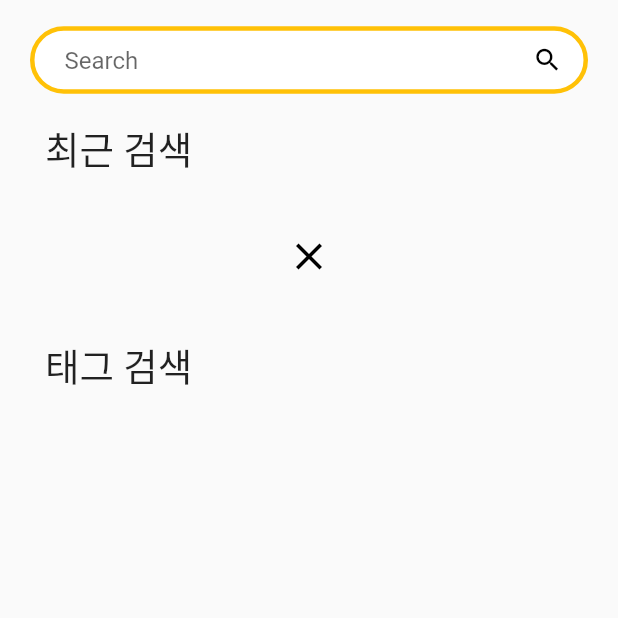
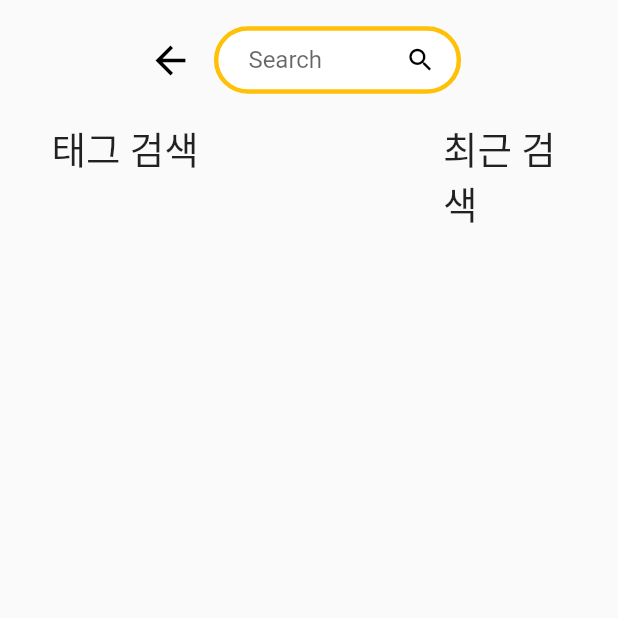
Before and after one commit to eclipse25/Food.duck-Web-Project, a Flutter app: the screen it shows after launch, after a tap on the "search" icon, on a phone screen of 412 x 824 dp, the top half of it. Run offline on Flutter 3.47's test engine with Material 2 defaults, Android fonts, the phone set to English and light mode, and no system bars; our stand-ins replace firebase_core, firebase_storage, fluttertoast, internet_connection_checker_plus; missing offline and left inert: cache_manager, korea_regexp; accounts and stored records are empty; network calls fail; Roboto replaces fonts that are missing (NanumSquareB.ttf).

Commit message:
웹페이지에 맞게 수정

```diff
--- a/foodduck_web/lib/drawer.dart
+++ b/foodduck_web/lib/drawer.dart
@@ -3,7 +3,6 @@ import 'home_page.dart';
 import 'search_page.dart';
 import 'info.dart';
 import 'rand_condition.dart';
-import 'result.dart';
 import 'result_page.dart';
 import 'back/data_fetch.dart';
 
@@ -35,8 +34,9 @@ class CustomDrawer extends StatelessWidget {
           ),
         ),
         Expanded(
-          child: ListView(
+          child: Padding(
             padding: const EdgeInsets.all(30),
+            child: Column(
               children: [
                 ListTile(
                   title: const Text(
@@ -81,7 +81,8 @@ class CustomDrawer extends StatelessWidget {
                   onTap: () {
                     Navigator.push(
                       context,
-                    MaterialPageRoute(builder: (context) => const SearchPage()),
+                      MaterialPageRoute(
+                          builder: (context) => const SearchPage()),
                     );
                   },
                 ),
@@ -98,7 +99,7 @@ class CustomDrawer extends StatelessWidget {
                     Navigator.push(
                       context,
                       MaterialPageRoute(
-                        builder: (context) => searchList(liked,"즐겨찾기")),
+                          builder: (context) => searchList(liked, "검색 결과")),
                     );
                   },
                 ),
@@ -118,10 +119,11 @@ class CustomDrawer extends StatelessWidget {
               ],
             ),
           ),
+        ),
         Padding(
           padding: const EdgeInsets.all(30),
           child: SizedBox(
-            height: 100,
+            height: 50,
             child: Align(
               alignment: Alignment.bottomRight,
               child: Container(
--- a/foodduck_web/lib/home_page.dart
+++ b/foodduck_web/lib/home_page.dart
@@ -47,12 +47,12 @@ class HomePage extends StatelessWidget {
         padding: const EdgeInsets.symmetric(horizontal: 30),
         child: Column(
           children: [
-            Expanded(
-              flex: 2,
+            SizedBox(
+              height: MediaQuery.of(context).size.height * 0.12,
               child: Container(),
             ),
-            Expanded(
-              flex: 7,
+            SizedBox(
+              height: MediaQuery.of(context).size.height * 0.5,
               child: Column(
                 mainAxisAlignment: MainAxisAlignment.center,
                 children: [
@@ -126,10 +126,6 @@ class HomePage extends StatelessWidget {
                 ],
               ),
             ),
-            Expanded(
-              flex: 4,
-              child: Container(),
-            ),
           ],
         ),
       ),
--- a/foodduck_web/lib/search_page.dart
+++ b/foodduck_web/lib/search_page.dart
@@ -79,7 +79,9 @@ class SearchPageState extends State<SearchPage> {
     if (recentSearches.length >= 5) {
       recentSearches.removeLast();
     }
-    recentSearches.forEach((element) => print(element));
+    for (var element in recentSearches) {
+      print(element);
+    }
     setState(() {
       searchText = _searchController.text.trim();
       setState(() {
@@ -95,15 +97,16 @@ class SearchPageState extends State<SearchPage> {
 
     changeSearchTerm(searchText, selectedTags, selectedCates);
     //검색어, 태그리스트, 최근검색어리스트를 다른 페이지로 넘기기
-    if(resultlist.isEmpty){
+    if (resultlist.isEmpty) {
       Navigator.push(
         context,
         MaterialPageRoute(builder: (context) => NotFound()),
       );
-    }else{
+    } else {
       Navigator.push(
         context,
-        MaterialPageRoute(builder: (context) => searchList(resultlist, "검색 결과")),
+        MaterialPageRoute(
+            builder: (context) => searchList(resultlist, "검색 결과")),
       );
     }
   }
@@ -113,15 +116,16 @@ class SearchPageState extends State<SearchPage> {
     changeSearchTerm(searchText, [], []);
     //검색어, 태그리스트, 최근검색어리스트를 다른 페이지로 넘기기
 
-    if(resultlist.isEmpty){
+    if (resultlist.isEmpty) {
       Navigator.push(
         context,
         MaterialPageRoute(builder: (context) => NotFound()),
       );
-    }else{
+    } else {
       Navigator.push(
         context,
-        MaterialPageRoute(builder: (context) => searchList(resultlist, "검색 결과")),
+        MaterialPageRoute(
+            builder: (context) => searchList(resultlist, "검색 결과")),
       );
     }
     //클릭한 최근검색어, 빈 태그리스트, 최근검색어리스트를 다른 페이지로 넘기기
@@ -190,11 +194,28 @@ class SearchPageState extends State<SearchPage> {
         elevation: 0,
         leading: Row(
           mainAxisAlignment: MainAxisAlignment.center,
+          crossAxisAlignment: CrossAxisAlignment.center,
           children: [
+            SizedBox(
+              height: 45,
+              child: IconButton(
+                icon: const Icon(
+                  Icons.arrow_back,
+                  size: 30,
+                  color: Colors.black,
+                ),
+                onPressed: () {
+                  Navigator.pop(context);
+                },
+              ),
+            ),
+            const SizedBox(
+              width: 5,
+            ),
             Container(
               //검색창
               height: 45,
-              width: MediaQuery.of(context).size.width -40,
+              width: MediaQuery.of(context).size.width * 0.4,
               decoration: BoxDecoration(
                 color: Colors.white,
                 border: Border.all(
@@ -203,25 +224,26 @@ class SearchPageState extends State<SearchPage> {
                 ),
                 borderRadius: BorderRadius.circular(50),
               ),
-              child: SizedBox(
-                height: 35,
               child: Row(
-                  mainAxisAlignment: MainAxisAlignment.start,
                 children: [
                   const SizedBox(width: 10),
                   Expanded(
+                    child: SizedBox(
                       child: Padding(
                         padding: const EdgeInsets.symmetric(horizontal: 10),
                         child: TextField(
+                          textAlignVertical: TextAlignVertical.center,
                           controller: _searchController,
                           maxLines: 1,
                           decoration: const InputDecoration(
                             hintText: 'Search',
                             border: InputBorder.none,
+                            isCollapsed: true,
                           ),
                           onSubmitted: (value) {
                             _submitSearch(); // 엔터를 입력했을 때 동작
                           },
+                        ),
                       ),
                     ),
                   ),
@@ -238,14 +260,109 @@ class SearchPageState extends State<SearchPage> {
                 ],
               ),
             ),
+            const SizedBox(
+              width: 15,
             ),
           ],
         ),
       ),
       body: Padding(
-        padding: const EdgeInsets.symmetric(horizontal: 30),
+        padding: EdgeInsets.symmetric(
+            horizontal: MediaQuery.of(context).size.width * 0.05),
         child: SingleChildScrollView(
+          child: Row(
+            mainAxisAlignment: MainAxisAlignment.spaceEvenly,
+            children: [
+              SizedBox(
+                width: MediaQuery.of(context).size.width * 0.6,
+                height: MediaQuery.of(context).size.height * 0.85,
                 child: Column(
+                  mainAxisAlignment: MainAxisAlignment.start,
+                  children: [
+                    const Align(
+                      alignment: Alignment.centerLeft,
+                      child: Column(
+                        children: [
+                          Text(
+                            '태그 검색',
+                            style: TextStyle(
+                              fontSize: 25,
+                              fontFamily: 'NanumSquareB.ttf',
+                            ),
+                          ),
+                        ],
+                      ),
+                    ),
+                    const SizedBox(
+                      height: 10,
+                    ),
+                    Align(
+                      alignment: Alignment.centerLeft,
+                      child: Wrap(
+                        spacing: 15,
+                        runSpacing: 10,
+                        children: [
+                          for (int i = 0; i < categorys.length; i++)
+                            Container(
+                              padding:
+                                  const EdgeInsets.symmetric(horizontal: 10),
+                              decoration: BoxDecoration(
+                                color: isSelectedCate[i]
+                                    ? Colors.amber[300]
+                                    : const Color.fromARGB(255, 210, 210, 210),
+                                border: Border.all(
+                                  color: isSelectedCate[i]
+                                      ? const Color.fromARGB(255, 255, 213, 79)
+                                      : const Color.fromARGB(
+                                          255, 210, 210, 210),
+                                  width: 3,
+                                ),
+                                borderRadius: BorderRadius.circular(50),
+                              ),
+                              child: InkWell(
+                                onTap: () {
+                                  isSelectedCate[i] = !isSelectedCate[i];
+                                  clickCategoryBottons(i);
+                                },
+                                child: Text(categorys[i]),
+                              ),
+                            ),
+                          for (int i = 0; i < tags.length; i++)
+                            Container(
+                              padding:
+                                  const EdgeInsets.symmetric(horizontal: 10),
+                              decoration: BoxDecoration(
+                                color: isSelected[i]
+                                    ? Colors.amber[300]
+                                    : const Color.fromARGB(255, 210, 210, 210),
+                                border: Border.all(
+                                  color: isSelected[i]
+                                      ? const Color.fromARGB(255, 255, 213, 79)
+                                      : const Color.fromARGB(
+                                          255, 210, 210, 210),
+                                  width: 3,
+                                ),
+                                borderRadius: BorderRadius.circular(50),
+                              ),
+                              child: InkWell(
+                                onTap: () {
+                                  isSelected[i] = !isSelected[i];
+                                  clickTagBottons(i);
+                                },
+                                child: Text(tags[i]),
+                              ),
+                            ),
+                        ],
+                      ),
+                    ),
+                  ],
+                ),
+              ),
+              SizedBox(
+                width: MediaQuery.of(context).size.width * 0.2,
+                height: MediaQuery.of(context).size.height * 0.85,
+                child: Column(
+                  mainAxisAlignment: MainAxisAlignment.start,
                   children: [
                     const Align(
                       alignment: Alignment.centerLeft,
@@ -304,105 +421,6 @@ class SearchPageState extends State<SearchPage> {
                           ),
                       ],
                     ),
-              const SizedBox(height: 20),
-              Align(
-                alignment: Alignment.bottomCenter,
-                child: IconButton(
-                  icon: const Icon(
-                    Icons.close,
-                    color: Colors.black,
-                    size: 30,
-                  ),
-                  onPressed: () {
-                    Navigator.pop(context);
-                  },
-                ),
-              ),
-              const SizedBox(
-                height: 30,
-              ),
-              const Align(
-                alignment: Alignment.centerLeft,
-                child: Column(
-                  children: [
-                    Text(
-                      '태그 검색',
-                      style: TextStyle(
-                        fontSize: 25,
-                        fontFamily: 'NanumSquareB.ttf',
-                      ),
-                    ),
-                  ],
-                ),
-              ),
-              const SizedBox(
-                height: 10,
-              ),
-              Align(
-                alignment: Alignment.centerLeft,
-                child: Wrap(
-                  spacing: 15,
-                  runSpacing: 10,
-                  children: [
-                    for (int i = 0; i < categorys.length; i++)
-                      Container(
-                        padding: const EdgeInsets.symmetric(horizontal: 10),
-                        decoration: BoxDecoration(
-                          color: isSelectedCate[i]
-                              ? Colors.amber[300]
-                              : const Color.fromARGB(255, 210, 210, 210),
-                          border: Border.all(
-                            color: isSelectedCate[i]
-                                ? const Color.fromARGB(255, 255, 213, 79)
-                                : const Color.fromARGB(255, 210, 210, 210),
-                            width: 3,
-                          ),
-                          borderRadius: BorderRadius.circular(50),
-                        ),
-                        child: InkWell(
-                          onTap: () {
-                            isSelectedCate[i] = !isSelectedCate[i];
-                            clickCategoryBottons(i);
-                          },
-                          child: Text(categorys[i]),
-                        ),
-                      ),
-                    for (int i = 0; i < tags.length; i++)
-                      Container(
-                        padding: const EdgeInsets.symmetric(horizontal: 10),
-                        decoration: BoxDecoration(
-                          color: isSelected[i]
-                              ? Colors.amber[300]
-                              : const Color.fromARGB(255, 210, 210, 210),
-                          border: Border.all(
-                            color: isSelected[i]
-                                ? const Color.fromARGB(255, 255, 213, 79)
-                                : const Color.fromARGB(255, 210, 210, 210),
-                            width: 3,
-                          ),
-                          borderRadius: BorderRadius.circular(50),
-                        ),
-                        child: InkWell(
-                          onTap: () {
-                            isSelected[i] = !isSelected[i];
-                            clickTagBottons(i);
-                          },
-                          child: Text(tags[i]),
-                        ),
-                      ),
-                  ],
-                ),
-              ),
-              SizedBox(
-                //태그리스트 확인용, 지울 부분
-                child: Row(
-                  children: [
-                    for (String tag in selectedTags)
-                      Container(
-                        margin: const EdgeInsets.only(right: 1),
-                        padding: const EdgeInsets.all(1),
-                        child: Text(tag),
-                      ),
                   ],
                 ),
               ),
```
Lines whose indentation alone changed are shown as unchanged.
